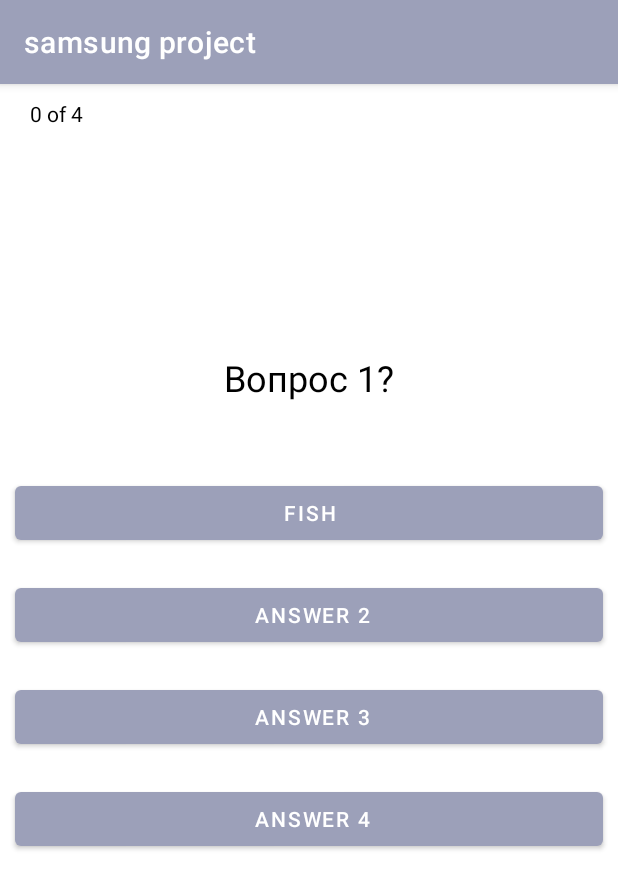
After one commit to alina-shcherbinina/samsung-project, an Android app: the QuizActivity screen opened directly, with no data from a screen before it, on a phone screen of 412 x 824 dp. The commit adds this screen. Shown: the top 889 px of the screen. Run offline under Robolectric (Android 15) with nearby library versions, the phone set to English and light mode, and no system bars.

Commit message:
Quiz done

```diff
--- a/app/build.gradle
+++ b/app/build.gradle
@@ -33,6 +33,7 @@ dependencies {
     implementation 'androidx.appcompat:appcompat:1.3.0'
     implementation 'com.google.android.material:material:1.3.0'
     implementation 'androidx.constraintlayout:constraintlayout:2.0.4'
+    implementation 'androidx.cardview:cardview:1.0.0'
     testImplementation 'junit:junit:4.+'
     androidTestImplementation 'androidx.test.ext:junit:1.1.2'
     androidTestImplementation 'androidx.test.espresso:espresso-core:3.3.0'
--- a/app/src/main/AndroidManifest.xml
+++ b/app/src/main/AndroidManifest.xml
@@ -11,7 +11,9 @@
         android:roundIcon="@mipmap/ic_launcher_round"
         android:supportsRtl="true"
         android:theme="@style/Theme.SamsungProject">
-        <activity android:name=".RecyclerViewActivity"></activity>
+        <activity android:name=".ResultActivity"></activity>
+        <activity android:name=".QuizActivity" />
+        <activity android:name=".RecyclerViewActivity" />
         <activity android:name=".MainActivity">
             <intent-filter>
                 <action android:name="android.intent.action.MAIN" />
--- /dev/null
+++ b/app/src/main/java/com/example/samsungproject/Quiz.java
@@ -0,0 +1,29 @@
+package com.example.samsungproject;
+
+import java.util.Arrays;
+
+public class Quiz {
+    String[] questions;
+    String[] answers;
+    String[] correct_answers;
+
+    public Quiz(String[] questions,
+            String[] answers,
+            String[] correct_answers){
+        this.questions = new String[questions.length];
+        this.answers = new String[answers.length];
+        this.correct_answers = new String[correct_answers.length];
+        System.arraycopy(questions, 0, this.questions, 0, questions.length);
+        System.arraycopy(answers, 0, this.answers, 0, answers.length);
+        System.arraycopy(correct_answers, 0, this.correct_answers, 0, correct_answers.length);
+    }
+
+    @Override
+    public String toString() {
+        return "Quiz{" +
+                "questions=" + Arrays.toString(questions) +
+                ", answers=" + Arrays.toString(answers) +
+                ", correct_answers=" + Arrays.toString(correct_answers) +
+                '}';
+    }
+}
--- /dev/null
+++ b/app/src/main/java/com/example/samsungproject/QuizActivity.java
@@ -0,0 +1,124 @@
+package com.example.samsungproject;
+
+import androidx.appcompat.app.AppCompatActivity;
+
+import android.content.Intent;
+import android.content.res.Resources;
+import android.content.res.TypedArray;
+import android.os.Bundle;
+import android.util.Log;
+import android.view.View;
+import android.widget.Button;
+import android.widget.TextView;
+
+import java.util.Arrays;
+
+import static android.content.ContentValues.TAG;
+
+public class QuizActivity extends AppCompatActivity  implements View.OnClickListener {
+    Resources res;
+    int step;
+    Quiz quiz_1;
+    int score;
+    TypedArray ta;
+    TextView tv_question, tv_score;
+    String[] questions; String answers; String[] separated; String correct_answer;
+    Button tv_answer_1, tv_answer_2, tv_answer_3, tv_answer_4;
+    @Override
+    protected void onCreate(Bundle savedInstanceState) {
+        super.onCreate(savedInstanceState);
+        setContentView(R.layout.activity_quiz_activiy);
+        step = 0;
+        score = 0;
+        tv_question = findViewById(R.id.tv_question);
+
+        tv_score = findViewById(R.id.tv_score);
+
+        tv_answer_1 = findViewById(R.id.tv_answer_1);
+        tv_answer_2 = findViewById(R.id.tv_answer_2);
+        tv_answer_3 = findViewById(R.id.tv_answer_3);
+        tv_answer_4 = findViewById(R.id.tv_answer_4);
+        tv_answer_1.setOnClickListener(this);
+        tv_answer_2.setOnClickListener(this);
+        tv_answer_3.setOnClickListener(this);
+        tv_answer_4.setOnClickListener(this);
+
+        res = getResources();
+        ta = res.obtainTypedArray(R.array.quiz_1);
+
+        quiz_1 = new Quiz(getArray(2), getArray(3), getArray(4));
+        Log.d(TAG, "onCreate: "+ quiz_1.toString());
+        NextQuestion(step);
+        tv_score.setText(score + " of " + quiz_1.questions.length);
+
+        ta.recycle(); // Important!
+    }
+
+    private void NextQuestion(int step) {
+        questions = quiz_1.questions;
+        tv_question.setText(questions[step]);
+
+        answers = quiz_1.answers[step];
+        separated = answers.split(";");
+        tv_answer_1.setText(separated[0]);
+        tv_answer_2.setText(separated[1]);
+        tv_answer_3.setText(separated[2]);
+        tv_answer_4.setText(separated[3]);
+        Log.d(TAG, "NextQuestion: " + score);
+        tv_score.setText(score + " of " + quiz_1.questions.length);
+
+        correct_answer = quiz_1.correct_answers[step];
+    }
+
+
+    String[] getArray(int i) {
+
+        int id = ta.getResourceId(i, 0);
+        if (id > 0) {
+            return res.getStringArray(id);
+        } else {
+            // something wrong with the XML
+        }
+        return null;
+    }
+
+    @Override
+    public void onClick(View v) {
+        switch (v.getId()) {
+            case R.id.tv_answer_1:
+                score = checkAnswer(tv_answer_1);
+                break;
+            case R.id.tv_answer_2:
+                score = checkAnswer(tv_answer_2);
+                break;
+            case R.id.tv_answer_3:
+                score = checkAnswer(tv_answer_3);
+                break;
+            case R.id.tv_answer_4:
+                score = checkAnswer(tv_answer_4);
+                break;
+        }
+
+        step++;
+
+        if (step > quiz_1.questions.length - 1) {
+            Intent intent = new Intent(QuizActivity.this, ResultActivity.class);
+            intent.putExtra("scoreINTENT", String.valueOf(score));
+            intent.putExtra("lenINTENT", String.valueOf(quiz_1.questions.length));
+            startActivity(intent);
+        } else {
+            NextQuestion(step);
+        }
+
+    }
+
+    public int checkAnswer(Button button){
+
+        if (button.getText().toString().equals(correct_answer))
+        {
+            score++;
+        }
+
+        return score;
+    }
+}
--- /dev/null
+++ b/app/src/main/res/layout/activity_quiz_activiy.xml
@@ -0,0 +1,85 @@
+<?xml version="1.0" encoding="utf-8"?>
+<RelativeLayout xmlns:android="http://schemas.android.com/apk/res/android"
+    xmlns:app="http://schemas.android.com/apk/res-auto"
+    xmlns:tools="http://schemas.android.com/tools"
+    android:layout_width="match_parent"
+    android:layout_height="wrap_content"
+    tools:context=".QuizActivity">
+
+
+    <TextView
+        android:id="@+id/tv_score"
+        android:layout_width="wrap_content"
+        android:layout_height="wrap_content"
+        android:layout_marginLeft="20dp"
+        android:layout_marginTop="10dp"
+        android:text="score"
+        android:textColor="#000000" />
+
+    <TextView
+        android:id="@+id/tv_question"
+        android:layout_width="wrap_content"
+        android:layout_height="wrap_content"
+        android:layout_below="@+id/tv_score"
+        android:layout_centerHorizontal="true"
+        android:layout_marginTop="150dp"
+        android:layout_marginBottom="50dp"
+        android:foregroundGravity="center_vertical|center|center_horizontal"
+        android:gravity="center|center_horizontal|center_vertical"
+        android:text="TextView"
+        android:textColor="#000000"
+        android:textSize="24sp" />
+
+    <Button
+        android:id="@+id/tv_answer_1"
+        android:layout_width="match_parent"
+        android:layout_height="wrap_content"
+        android:layout_below="@+id/tv_question"
+        android:layout_centerHorizontal="true"
+        android:layout_marginLeft="10dp"
+        android:layout_marginRight="10dp"
+        android:layout_marginBottom="20dp"
+        android:foregroundGravity="center_vertical|center|center_horizontal"
+        android:gravity="center|center_horizontal|center_vertical"
+        android:text="TextView" />
+
+    <Button
+        android:id="@+id/tv_answer_2"
+        android:layout_width="match_parent"
+        android:layout_height="wrap_content"
+        android:layout_below="@+id/tv_answer_1"
+        android:layout_centerHorizontal="true"
+        android:layout_marginLeft="10dp"
+        android:layout_marginRight="10dp"
+        android:layout_marginBottom="20dp"
+        android:foregroundGravity="center_vertical|center|center_horizontal"
+        android:gravity="center|center_horizontal|center_vertical"
+        android:text="TextView" />
+
+    <Button
+        android:id="@+id/tv_answer_3"
+        android:layout_width="match_parent"
+        android:layout_height="wrap_content"
+        android:layout_below="@+id/tv_answer_2"
+        android:layout_centerHorizontal="true"
+        android:layout_marginLeft="10dp"
+        android:layout_marginRight="10dp"
+        android:layout_marginBottom="20dp"
+        android:foregroundGravity="center_vertical|center|center_horizontal"
+        android:gravity="center|center_horizontal|center_vertical"
+        android:text="TextView" />
+
+    <Button
+        android:id="@+id/tv_answer_4"
+        android:layout_width="match_parent"
+        android:layout_height="wrap_content"
+        android:layout_below="@+id/tv_answer_3"
+        android:layout_centerHorizontal="true"
+        android:layout_marginLeft="10dp"
+        android:layout_marginRight="10dp"
+        android:layout_marginBottom="20dp"
+        android:foregroundGravity="center_vertical|center|center_horizontal"
+        android:gravity="center|center_horizontal|center_vertical"
+        android:text="TextView" />
+
+</RelativeLayout>
--- a/app/src/main/res/values/strings.xml
+++ b/app/src/main/res/values/strings.xml
@@ -1,5 +1,12 @@
 <resources>
     <string name="app_name">samsung project</string>
+    <string name="your_result">\"Ваш результат \"</string>
+    <string name="out">\" из \"</string>
+    <string name="again">Пожалуйтса, попробуйте пройти тест еще раз!</string>
+    <string name="goodjob">Хорошая работа!</string>
+    <string name="fine">Есть ошибки, попробуйте пройти тест заново :^)</string>
+    <string name="testagain">пройти снова</string>
+    <string name="menu">меню</string>
 
     <string-array name="titles">
         <item>Овен</item>
@@ -30,4 +37,35 @@
         <item>Водолей</item>
         <item>Рыбы</item>
     </string-array>
+
+    <string-array name="quiz_1">
+        <item name="id">1</item>
+        <item name="title">Титул</item>
+        <item name="quiz_1_q">@array/quiz_1_questions</item>
+        <item name="quiz_1_a">@array/quiz_1_answers</item>
+        <item name="quiz_1_c">@array/quiz_1_correct</item>
+    </string-array>
+
+    <array name="quiz_1_questions">
+        <item>Вопрос 1?</item>
+        <item>Вопрос 2?</item>
+        <item>Вопрос 3?</item>
+        <item>Вопрос 4?</item>
+    </array>
+
+    <array name="quiz_1_answers">
+        <item>fish; Answer 2; Answer 3; Answer 4</item>
+        <item>Answer 1;fish; Answer 3; Answer 4</item>
+        <item>Answer 1; Answer 2;fish; Answer 4</item>
+        <item>Answer 1; Answer 2; Answer 3;fish</item>
+    </array>
+
+    <array name="quiz_1_correct">
+        <item>fish</item>
+        <item>fish</item>
+        <item>fish</item>
+        <item>fish</item>
+    </array>
+
+
 </resources>
```
Also changed, not shown: app/src/main/java/com/example/samsungproject/MainActivity.java (+11 -0 lines), app/src/main/java/com/example/samsungproject/ResultActivity.java (added, +58 -0 lines), app/src/main/res/drawable/consta.xml (added, +21 -0 lines), app/src/main/res/layout/activity_recycler_view.xml (+19 -3 lines), app/src/main/res/layout/activity_result.xml (added, +61 -0 lines), app/src/main/res/layout/template.xml (+13 -26 lines).
